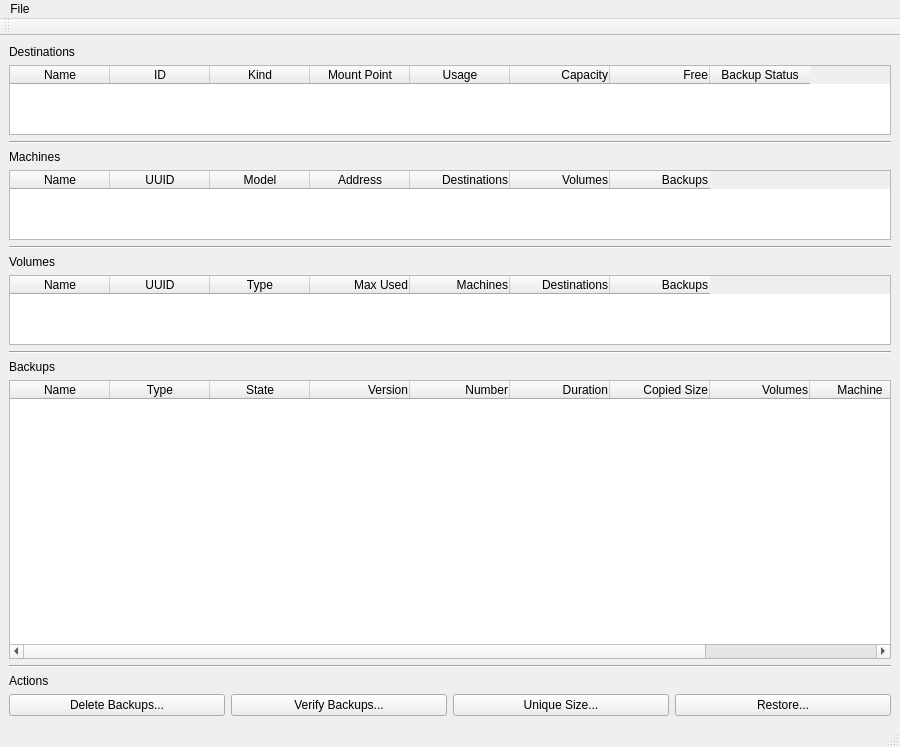
Before: the Qt Designer form mainwindow.ui in louis-langholtz/time-machine-helper, drawn with Qt 5.
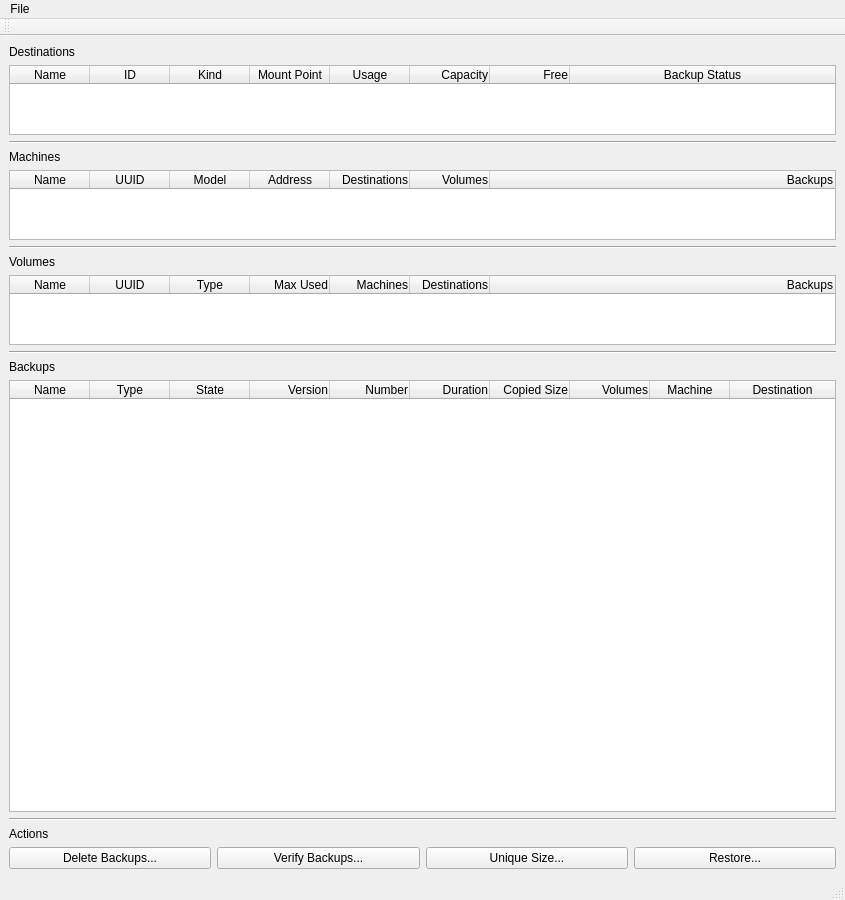
After: the same form once the commit is applied. Custom widgets are drawn as their Qt base class.

Commit message: Updates table resizing to interactive & persistent instead of per contents

```diff
--- a/mainwindow.ui
+++ b/mainwindow.ui
@@ -6,10 +6,16 @@
    <rect>
     <x>0</x>
     <y>0</y>
-    <width>900</width>
-    <height>747</height>
+    <width>845</width>
+    <height>900</height>
    </rect>
   </property>
+  <property name="minimumSize">
+   <size>
+    <width>845</width>
+    <height>0</height>
+   </size>
+  </property>
   <property name="windowTitle">
    <string>Time Machine Helper</string>
   </property>
@@ -35,24 +41,30 @@
           <verstretch>0</verstretch>
          </sizepolicy>
         </property>
+        <property name="horizontalScrollBarPolicy">
+         <enum>Qt::ScrollBarAlwaysOff</enum>
+        </property>
         <property name="sizeAdjustPolicy">
          <enum>QAbstractScrollArea::AdjustToContents</enum>
         </property>
         <property name="sortingEnabled">
          <bool>true</bool>
         </property>
+        <property name="wordWrap">
+         <bool>false</bool>
+        </property>
         <attribute name="horizontalHeaderCascadingSectionResizes">
          <bool>true</bool>
         </attribute>
+        <attribute name="horizontalHeaderDefaultSectionSize">
+         <number>80</number>
+        </attribute>
+        <attribute name="horizontalHeaderStretchLastSection">
+         <bool>true</bool>
+        </attribute>
         <attribute name="verticalHeaderVisible">
          <bool>false</bool>
         </attribute>
-        <attribute name="verticalHeaderMinimumSectionSize">
-         <number>30</number>
-        </attribute>
-        <attribute name="verticalHeaderDefaultSectionSize">
-         <number>30</number>
-        </attribute>
         <column>
          <property name="text">
           <string>Name</string>
@@ -135,12 +147,27 @@
           <verstretch>0</verstretch>
          </sizepolicy>
         </property>
+        <property name="horizontalScrollBarPolicy">
+         <enum>Qt::ScrollBarAlwaysOff</enum>
+        </property>
         <property name="sizeAdjustPolicy">
          <enum>QAbstractScrollArea::AdjustToContents</enum>
         </property>
         <property name="sortingEnabled">
          <bool>true</bool>
         </property>
+        <property name="wordWrap">
+         <bool>false</bool>
+        </property>
+        <attribute name="horizontalHeaderCascadingSectionResizes">
+         <bool>true</bool>
+        </attribute>
+        <attribute name="horizontalHeaderDefaultSectionSize">
+         <number>80</number>
+        </attribute>
+        <attribute name="horizontalHeaderStretchLastSection">
+         <bool>true</bool>
+        </attribute>
         <attribute name="verticalHeaderVisible">
          <bool>false</bool>
         </attribute>
@@ -224,11 +251,8 @@
           <verstretch>0</verstretch>
          </sizepolicy>
         </property>
-        <property name="minimumSize">
-         <size>
-          <width>0</width>
-          <height>0</height>
-         </size>
+        <property name="horizontalScrollBarPolicy">
+         <enum>Qt::ScrollBarAlwaysOff</enum>
         </property>
         <property name="sizeAdjustPolicy">
          <enum>QAbstractScrollArea::AdjustToContents</enum>
@@ -236,6 +260,18 @@
         <property name="sortingEnabled">
          <bool>true</bool>
         </property>
+        <property name="wordWrap">
+         <bool>false</bool>
+        </property>
+        <attribute name="horizontalHeaderCascadingSectionResizes">
+         <bool>true</bool>
+        </attribute>
+        <attribute name="horizontalHeaderDefaultSectionSize">
+         <number>80</number>
+        </attribute>
+        <attribute name="horizontalHeaderStretchLastSection">
+         <bool>true</bool>
+        </attribute>
         <attribute name="verticalHeaderVisible">
          <bool>false</bool>
         </attribute>
@@ -307,9 +343,24 @@
       </item>
       <item>
        <widget class="QTableWidget" name="backupsTable">
+        <property name="horizontalScrollBarPolicy">
+         <enum>Qt::ScrollBarAlwaysOff</enum>
+        </property>
+        <property name="wordWrap">
+         <bool>false</bool>
+        </property>
+        <attribute name="horizontalHeaderCascadingSectionResizes">
+         <bool>true</bool>
+        </attribute>
+        <attribute name="horizontalHeaderDefaultSectionSize">
+         <number>80</number>
+        </attribute>
         <attribute name="horizontalHeaderShowSortIndicator" stdset="0">
          <bool>true</bool>
         </attribute>
+        <attribute name="horizontalHeaderStretchLastSection">
+         <bool>true</bool>
+        </attribute>
         <attribute name="verticalHeaderVisible">
          <bool>false</bool>
         </attribute>
@@ -471,7 +522,7 @@
     <rect>
      <x>0</x>
      <y>0</y>
-     <width>900</width>
+     <width>845</width>
      <height>24</height>
     </rect>
    </property>
```
The commit also changes 1 other file.
